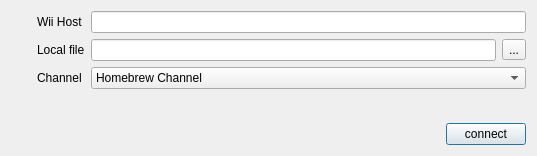
Before: the Qt Designer form c++/forms/mainform.ui in dev-0x7C6/qwiiload, drawn with Qt 5.
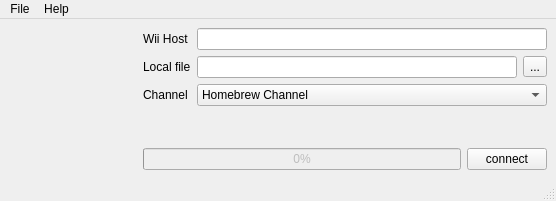
After: the same form once the commit is applied. Icons and pictures are not drawn.

The edit to the form file:
```diff
--- a/c++/forms/mainform.ui
+++ b/c++/forms/mainform.ui
@@ -1,23 +1,18 @@
 <ui version="4.0" >
- <class>mainform</class>
- <widget class="QDialog" name="mainform" >
+ <class>MainWindow</class>
+ <widget class="QMainWindow" name="MainWindow" >
   <property name="geometry" >
    <rect>
     <x>0</x>
     <y>0</y>
-    <width>537</width>
-    <height>156</height>
+    <width>556</width>
+    <height>201</height>
    </rect>
   </property>
-  <property name="sizePolicy" >
-   <sizepolicy vsizetype="Preferred" hsizetype="Preferred" >
-    <horstretch>0</horstretch>
-    <verstretch>0</verstretch>
-   </sizepolicy>
-  </property>
   <property name="windowTitle" >
    <string>WiiTCPLoad GUI 0.01</string>
   </property>
+  <widget class="QWidget" name="centralwidget" >
   <layout class="QGridLayout" >
    <item rowspan="2" row="0" column="0" >
     <layout class="QGridLayout" >
@@ -38,8 +33,8 @@
        </property>
        <property name="sizeHint" >
         <size>
-         <width>20</width>
-         <height>40</height>
+          <width>128</width>
+          <height>16</height>
         </size>
        </property>
       </spacer>
@@ -113,19 +108,6 @@
    </item>
    <item row="1" column="1" >
     <layout class="QGridLayout" >
-     <item row="0" column="0" colspan="2" >
-      <spacer>
-       <property name="orientation" >
-        <enum>Qt::Horizontal</enum>
-       </property>
-       <property name="sizeHint" >
-        <size>
-         <width>40</width>
-         <height>20</height>
-        </size>
-       </property>
-      </spacer>
-     </item>
      <item row="0" column="1" >
       <widget class="QPushButton" name="readyBtn" >
        <property name="sizePolicy" >
@@ -139,9 +121,67 @@
        </property>
       </widget>
      </item>
+      <item row="0" column="0" >
+       <widget class="QProgressBar" name="progressBar" >
+        <property name="enabled" >
+         <bool>false</bool>
+        </property>
+        <property name="value" >
+         <number>0</number>
+        </property>
+       </widget>
+      </item>
     </layout>
    </item>
   </layout>
+  </widget>
+  <widget class="QMenuBar" name="menubar" >
+   <property name="geometry" >
+    <rect>
+     <x>0</x>
+     <y>0</y>
+     <width>556</width>
+     <height>26</height>
+    </rect>
+   </property>
+   <widget class="QMenu" name="menuFile" >
+    <property name="title" >
+     <string>File</string>
+    </property>
+    <addaction name="actionOpen" />
+    <addaction name="actionExit" />
+   </widget>
+   <widget class="QMenu" name="menuHelp" >
+    <property name="title" >
+     <string>Help</string>
+    </property>
+    <addaction name="actionAbout_WiiTCPLoad" />
+    <addaction name="actionAbout_Qt" />
+   </widget>
+   <addaction name="menuFile" />
+   <addaction name="menuHelp" />
+  </widget>
+  <widget class="QStatusBar" name="statusbar" />
+  <action name="actionExit" >
+   <property name="text" >
+    <string>Exit</string>
+   </property>
+  </action>
+  <action name="actionOpen" >
+   <property name="text" >
+    <string>Open</string>
+   </property>
+  </action>
+  <action name="actionAbout_Qt" >
+   <property name="text" >
+    <string>About Qt</string>
+   </property>
+  </action>
+  <action name="actionAbout_WiiTCPLoad" >
+   <property name="text" >
+    <string>About WiiTCPLoad</string>
+   </property>
+  </action>
  </widget>
  <resources>
   <include location="../resource.qrc" />
```
Left out of the diff: 20 changed lines with no effect on the pictures. Lines whose indentation alone changed are shown as unchanged.
